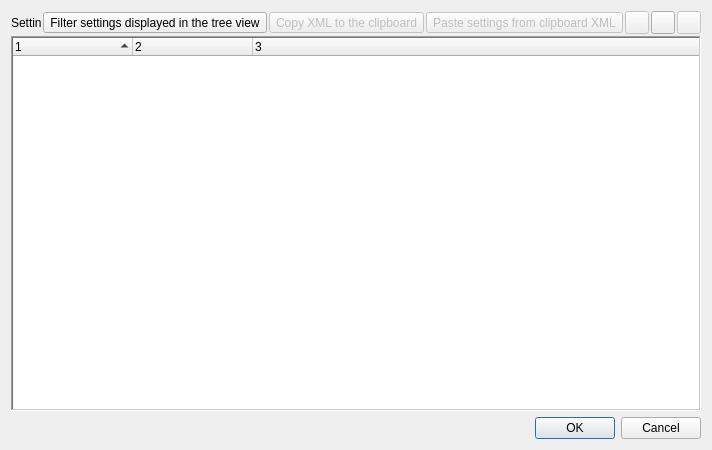
jkdoug/mudder, file app/dialogsettings.ui: the form before one commit.
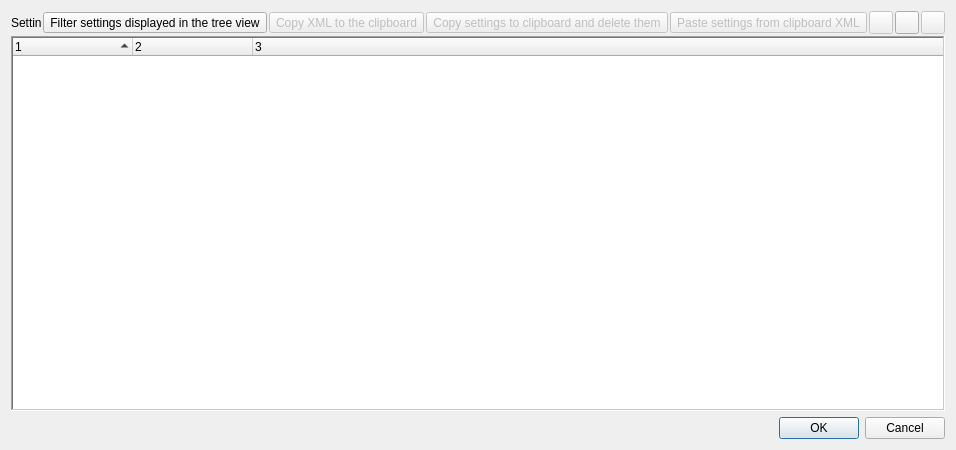
The form after the commit. Icons and pictures are not drawn.

Commit message: Delete multiple items and cut/paste settings

Diff of the .ui file:
```diff
--- a/app/dialogsettings.ui
+++ b/app/dialogsettings.ui
@@ -42,7 +42,7 @@
           <number>2</number>
          </property>
          <item>
-          <layout class="QHBoxLayout" name="plusMinusLayout" stretch="1,0,0,0,0,0,0,0">
+          <layout class="QHBoxLayout" name="plusMinusLayout" stretch="1,0,0,0,0,0,0,0,0">
            <property name="spacing">
             <number>2</number>
            </property>
@@ -107,8 +107,22 @@
               <iconset resource="mudder.qrc">
                <normaloff>:/icons/copy</normaloff>:/icons/copy</iconset>
              </property>
-             <property name="shortcut">
-              <string>Ctrl+C</string>
+             <property name="popupMode">
+              <enum>QToolButton::InstantPopup</enum>
+             </property>
+            </widget>
+           </item>
+           <item>
+            <widget class="QToolButton" name="cutSetting">
+             <property name="enabled">
+              <bool>false</bool>
+             </property>
+             <property name="text">
+              <string>Copy settings to clipboard and delete them</string>
+             </property>
+             <property name="icon">
+              <iconset resource="mudder.qrc">
+               <normaloff>:/icons/cut</normaloff>:/icons/cut</iconset>
              </property>
              <property name="popupMode">
               <enum>QToolButton::InstantPopup</enum>
```
Left out of the diff: 15 changed lines with no effect on the pictures. The commit also changes 2 other files.
